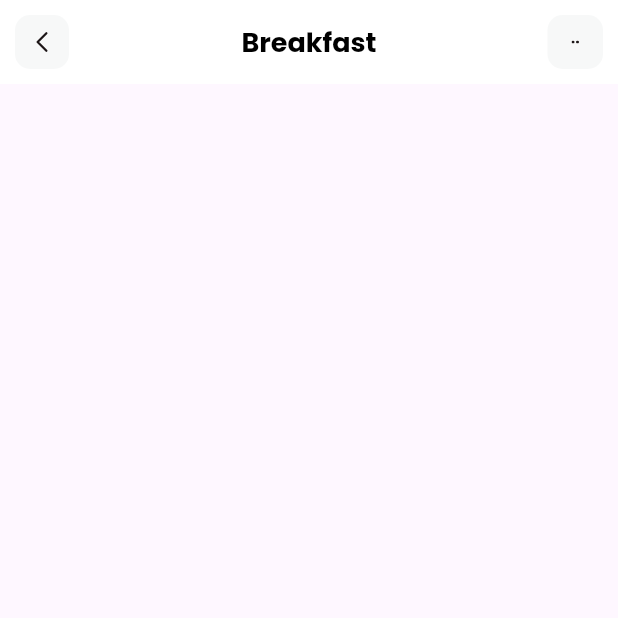
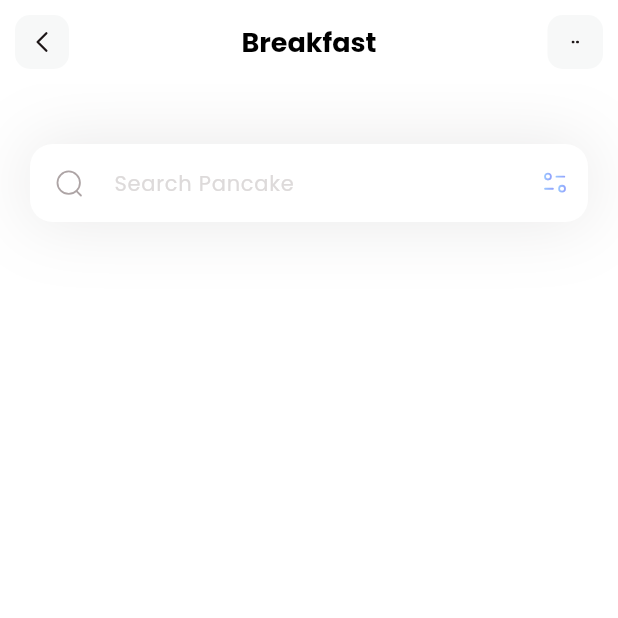
Before and after one commit to paolochang/flutterguys_fitness, a Flutter app: the screen it shows after launch, on a phone screen of 412 x 824 dp, the top half of it. Run offline on Flutter 3.47's test engine with Material 3 defaults, Android fonts, the light colour scheme and no system bars; our stand-ins replace flutter_svg.

Commit message:
Added search field

```diff
--- a/lib/pages/home.dart
+++ b/lib/pages/home.dart
@@ -15,6 +15,72 @@
   Widget build(BuildContext context) {
     return Scaffold(
       appBar: appBar(),
+      backgroundColor: Colors.white,
+      body: Column(
+        children: [
+          _searchField(),
+        ],
+      ),
+    );
+  }
+
+  Container _searchField() {
+    return Container(
+      margin: const EdgeInsets.only(top: 40, left: 20, right: 20),
+      decoration: BoxDecoration(boxShadow: [
+        BoxShadow(
+            color: const Color(0xff1D1617).withValues(alpha: 0.1),
+            blurRadius: 40,
+            spreadRadius: 0.0),
+      ]),
+      child: TextField(
+        decoration: InputDecoration(
+          filled: true,
+          fillColor: Colors.white,
+          contentPadding: const EdgeInsets.all(12),
+          hintText: 'Search Pancake',
+          hintStyle: const TextStyle(
+            color: Color(0xffDDDADA),
+            fontSize: 14,
+          ),
+          prefixIcon: Padding(
+            padding: const EdgeInsets.all(16),
+            child: SvgPicture.asset(
+              'assets/icons/Search.svg',
+              height: 20,
+              width: 20,
+            ),
+          ),
+          suffixIcon: Container(
+            // IntrinsicHeight
+            width: 60,
+            child: Row(
+              mainAxisAlignment: MainAxisAlignment.end,
+              children: [
+                const VerticalDivider(
+                  // color: Color(0xffDDDADA),
+                  color: Colors.black,
+                  indent: 10,
+                  endIndent: 10,
+                  thickness: 0.1,
+                ),
+                Padding(
+                  padding: const EdgeInsets.all(12),
+                  child: SvgPicture.asset(
+                    'assets/icons/Filter.svg',
+                    height: 20,
+                    width: 20,
+                  ),
+                ),
+              ],
+            ),
+          ),
+          border: OutlineInputBorder(
+            borderRadius: BorderRadius.circular(15),
+            borderSide: BorderSide.none,
+          ),
+        ),
+      ),
     );
   }
 }
```
